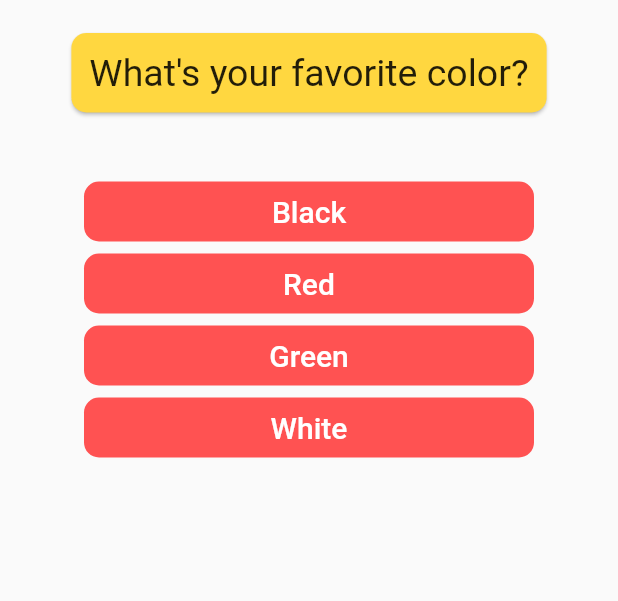
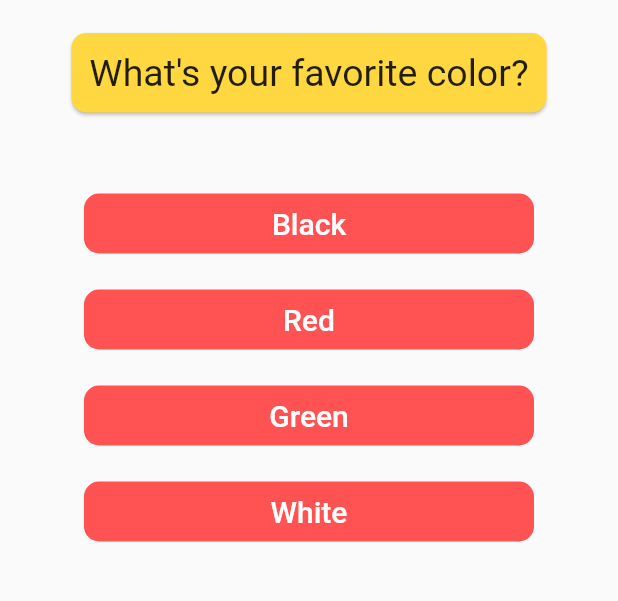
Before and after one commit to yamisagi/flutter_quiz_app, a Flutter app: the screen it shows after launch, on a phone screen of 412 x 824 dp, the part 84-685 px from its top. Run offline on Flutter 3.47's test engine with Material 2 defaults, Android fonts, the phone set to English and light mode, and no system bars.

Commit message:
Updated Buttons Padding

```diff
--- a/lib/quiz.dart
+++ b/lib/quiz.dart
@@ -100,10 +100,13 @@ class QuizScreen extends StatelessWidget {
                 //? It is only executed when we tap the button with this way.
                 ...(questions[questionIndex]['answers']
                         as List<Map<String, Object>>)
-                    .map((e) => AnswerButton(
-                          text: e['text'] as String,
-                          onTap: () => answerQuestion(e['score'] as int),
-                        ))
+                    .map((e) => Padding(
+                      padding: const EdgeInsets.all(8.0),
+                      child: AnswerButton(
+                            text: e['text'] as String,
+                            onTap: () => answerQuestion(e['score'] as int),
+                          ),
+                    ))
                     .toList(),
               ],
             ),
```
